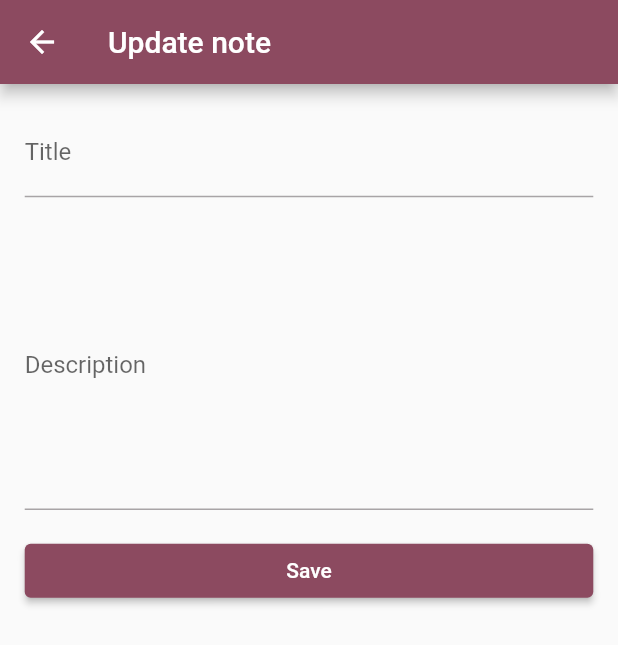
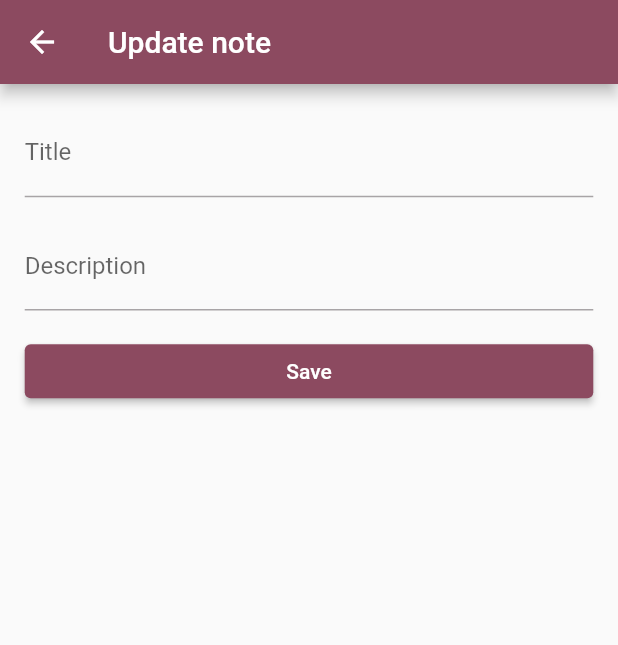
Before and after one commit to kaifakhtar/GarOI, a Flutter app: the UpdateNoteScreen screen opened directly with empty values, on a phone screen of 412 x 824 dp. Shown: the top 645 px of the screen. Run offline on Flutter 3.47's test engine with Material 2 defaults, Android fonts, the light colour scheme and no system bars; our stand-ins replace auto_route, bloc, cloud_firestore, equatable, firebase_auth, firebase_core and 19 more; accounts and stored records are empty; network calls fail.

Commit message:
changes before date video

```diff
--- a/lib/features/notes/view/screens/note_screen.dart
+++ b/lib/features/notes/view/screens/note_screen.dart
@@ -92,7 +92,8 @@ int countWords(String text) {
                         //  labelText: 'Description',
                         hintStyle: GoogleFonts.outfit(fontSize: 16.sp),
                         border: InputBorder.none,
-                        hintText: "Write the description and be concise..."),
+                       // hintText: "Write the description and be concise..."
+                        ),
                     style: GoogleFonts.outfit(fontSize: 16.sp),
                     maxLines: 20,
                     // Allows the text field to grow dynamically
--- a/lib/features/notes/view/screens/update_note_screen.dart
+++ b/lib/features/notes/view/screens/update_note_screen.dart
@@ -73,10 +73,13 @@ class _UpdateNoteScreenState extends State<UpdateNoteScreen> {
               SizedBox(height: 16.h),
               TextField(
                 controller: _descriptionController,
-                maxLines: 8,
+              //  maxLines: 8,
                 decoration: const InputDecoration(
                   labelText: 'Description',
+
                 ),
+                 keyboardType: TextInputType.multiline,
+                    scrollPhysics: const BouncingScrollPhysics(),
               ),
               SizedBox(height: 16.h),
               ElevatedButton(
--- a/lib/features/video_list.dart/view/screens/video_list_screen.dart
+++ b/lib/features/video_list.dart/view/screens/video_list_screen.dart
@@ -42,7 +42,8 @@ class _VideoListScreenState extends State<VideoListScreen> {
   @override
   Widget build(BuildContext context) {
     return Scaffold(
-      body: CustomScrollView(
+      body: SafeArea(
+        child: CustomScrollView(
           slivers: [
             SliverAppBar(
               elevation: 1.h,
@@ -115,6 +116,7 @@ class _VideoListScreenState extends State<VideoListScreen> {
             ),
           ],
         ),
+      ),
     );
   }
 
--- a/lib/screens/video_screen.dart
+++ b/lib/screens/video_screen.dart
@@ -98,7 +98,7 @@ class _VideoScreenState extends State<VideoScreen> {
                                     fontWeight: FontWeight.bold,
                                     color: Colors.black38),
                               ),
-                              SizedBox(
+                             const SizedBox(
                                 height: 24,
                               ),
                               SizedBox(
```
Also changed, not shown: lib/features/video_list.dart/view/widgets/video_tile.dart (+5 -12 lines). Lines whose indentation alone changed are shown as unchanged.
